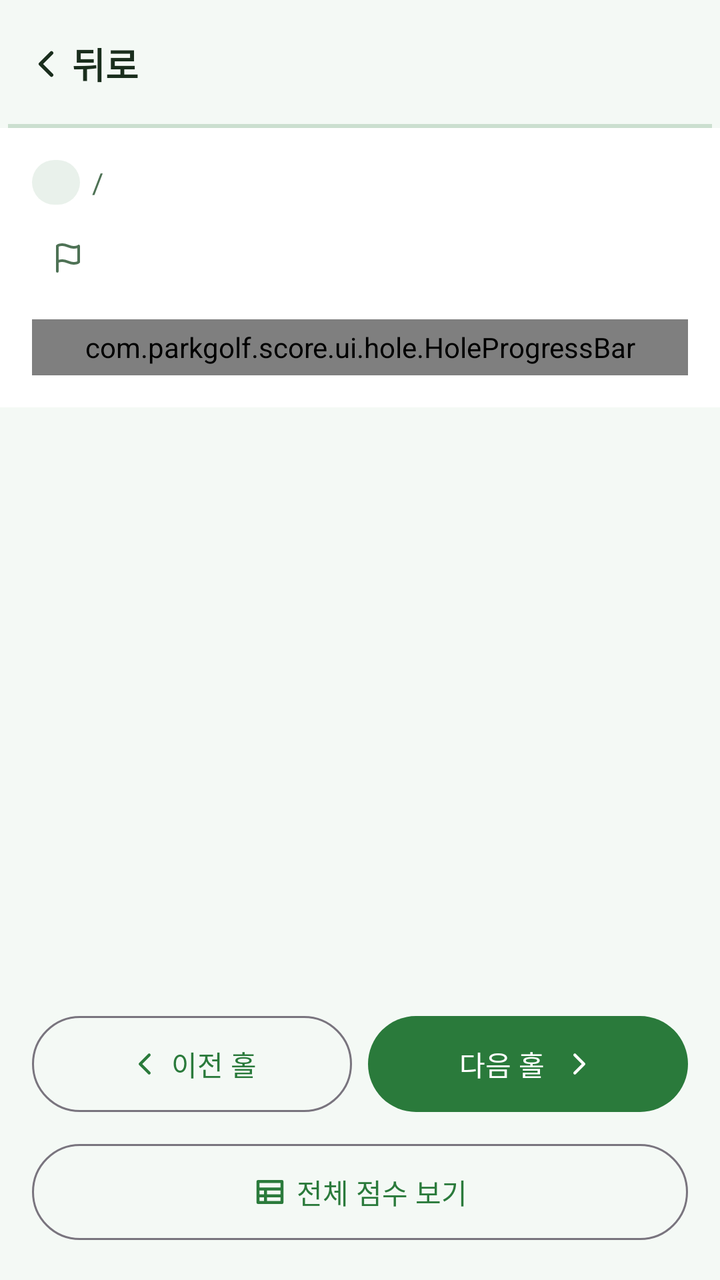
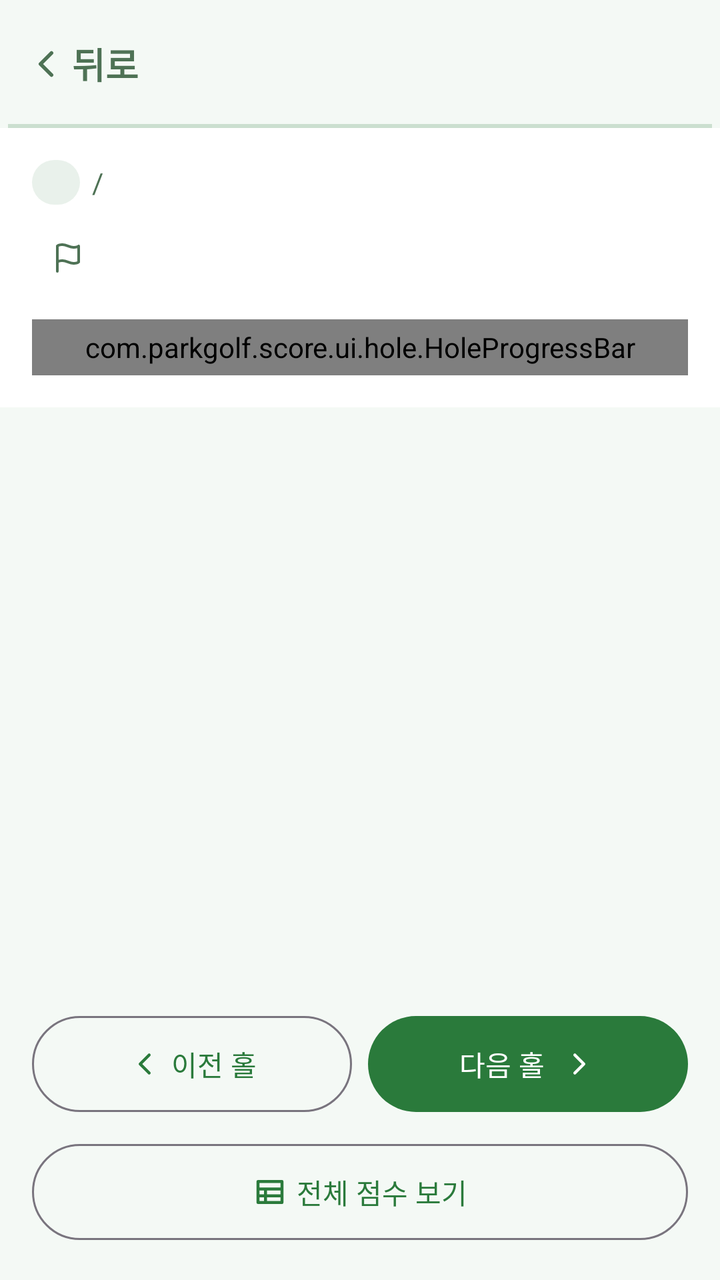

Compare the two renders of this Android layout. The source of the first and the diff that turns it into the second are given below.
<!-- AndroidManifest.xml: application theme Theme.ParkGolf -->
<!-- res/layout/fragment_hole_input.xml -->
<?xml version="1.0" encoding="utf-8"?>
<LinearLayout xmlns:android="http://schemas.android.com/apk/res/android"
    xmlns:app="http://schemas.android.com/apk/res-auto"
    android:layout_width="match_parent" android:layout_height="match_parent"
    android:orientation="vertical" android:background="?attr/parkBackground">

    <include android:id="@+id/topBar" layout="@layout/view_top_bar" />

    <LinearLayout android:layout_width="match_parent" android:layout_height="wrap_content"
        android:orientation="vertical" android:background="@color/card"
        android:padding="@dimen/screen_padding">
        <LinearLayout android:layout_width="wrap_content" android:layout_height="wrap_content"
            android:orientation="horizontal" android:gravity="center_vertical">
            <TextView android:id="@+id/tvVenueChip"
                android:layout_width="wrap_content" android:layout_height="wrap_content"
                android:background="@drawable/bg_pill_primary" android:paddingHorizontal="12dp"
                android:paddingVertical="3dp" android:textColor="?attr/parkPrimary"
                android:textStyle="bold" android:textSize="12sp" />
            <TextView android:layout_width="wrap_content" android:layout_height="wrap_content"
                android:text="/" android:layout_marginHorizontal="6dp"
                android:textColor="?attr/parkMutedForeground" />
            <TextView android:id="@+id/tvCourse"
                android:layout_width="wrap_content" android:layout_height="wrap_content"
                android:textColor="?attr/parkForeground" android:textStyle="bold" android:textSize="12sp" />
        </LinearLayout>

        <LinearLayout android:layout_width="match_parent" android:layout_height="wrap_content"
            android:orientation="horizontal" android:gravity="center_vertical"
            android:layout_marginTop="8dp">
            <TextView android:id="@+id/tvHole"
                android:layout_width="wrap_content" android:layout_height="wrap_content"
                android:textSize="28sp" android:textStyle="bold" android:textColor="?attr/parkForeground" />
            <ImageView android:layout_width="16dp" android:layout_height="16dp"
                android:layout_marginStart="10dp" android:src="@drawable/ic_flag"
                app:tint="?attr/parkMutedForeground" android:importantForAccessibility="no" />
            <TextView android:id="@+id/tvPar"
                android:layout_width="wrap_content" android:layout_height="wrap_content"
                android:layout_marginStart="4dp" android:textColor="?attr/parkMutedForeground"
                android:textStyle="bold" />
            <View android:layout_width="0dp" android:layout_height="1dp" android:layout_weight="1" />
            <TextView android:id="@+id/tvHoleCounter"
                android:layout_width="wrap_content" android:layout_height="wrap_content"
                android:textColor="?attr/parkMutedForeground" android:textStyle="bold" />
        </LinearLayout>

        <com.parkgolf.score.ui.hole.HoleProgressBar
            android:id="@+id/holeProgress"
            android:layout_width="match_parent"
            android:layout_height="28dp"
            android:layout_marginTop="12dp" />
    </LinearLayout>

    <ScrollView android:layout_width="match_parent" android:layout_height="0dp"
        android:layout_weight="1" android:fillViewport="true" android:padding="@dimen/screen_padding">
        <LinearLayout android:id="@+id/playerContainer"
            android:layout_width="match_parent" android:layout_height="wrap_content"
            android:orientation="vertical" />
    </ScrollView>

    <LinearLayout android:layout_width="match_parent" android:layout_height="wrap_content"
        android:orientation="vertical" android:padding="@dimen/screen_padding"
        android:background="?attr/parkBackground">
        <LinearLayout android:layout_width="match_parent" android:layout_height="wrap_content"
            android:orientation="horizontal">
            <Button android:id="@+id/btnPrev" style="?attr/materialButtonOutlinedStyle"
                android:layout_width="0dp" android:layout_height="wrap_content" android:layout_weight="1"
                android:minHeight="@dimen/touch_min" android:text="@string/prev_hole_plain"
                android:maxLines="1" app:icon="@drawable/ic_chevron_left" app:iconGravity="textStart" />
            <Button android:id="@+id/btnNext"
                android:layout_width="0dp" android:layout_height="wrap_content" android:layout_weight="1"
                android:layout_marginStart="8dp" android:minHeight="@dimen/touch_min"
                android:maxLines="1" android:text="@string/next_hole_plain"
                app:icon="@drawable/ic_chevron_right" app:iconGravity="textEnd" />
        </LinearLayout>
        <Button android:id="@+id/btnGrid" style="?attr/materialButtonOutlinedStyle"
            android:layout_width="match_parent" android:layout_height="wrap_content"
            android:minHeight="@dimen/touch_min" android:layout_marginTop="8dp"
            android:text="@string/view_full_scores" app:icon="@drawable/ic_table" app:iconGravity="textStart" />
    </LinearLayout>
</LinearLayout>
<!-- res/layout/view_top_bar.xml (included above) -->
<?xml version="1.0" encoding="utf-8"?>
<androidx.constraintlayout.widget.ConstraintLayout
    xmlns:android="http://schemas.android.com/apk/res/android"
    xmlns:app="http://schemas.android.com/apk/res-auto"
    android:layout_width="match_parent"
    android:layout_height="wrap_content"
    android:background="?attr/parkBackground"
    android:minHeight="64dp"
    android:paddingHorizontal="4dp">

    <LinearLayout
        android:id="@+id/btnBack"
        android:layout_width="wrap_content"
        android:layout_height="@dimen/touch_min"
        android:orientation="horizontal"
        android:gravity="center_vertical"
        android:paddingHorizontal="8dp"
        android:background="?attr/selectableItemBackground"
        android:clickable="true"
        android:focusable="true"
        android:contentDescription="@string/back"
        app:layout_constraintStart_toStartOf="parent"
        app:layout_constraintTop_toTopOf="parent"
        app:layout_constraintBottom_toBottomOf="parent">
        <ImageView
            android:layout_width="22dp" android:layout_height="22dp"
            android:src="@drawable/ic_chevron_left"
            android:importantForAccessibility="no" />
        <TextView
            android:layout_width="wrap_content" android:layout_height="wrap_content"
            android:layout_marginStart="2dp"
            android:text="@string/back"
            android:textColor="?attr/parkForeground"
            android:textSize="@dimen/body_text"
            android:textStyle="bold" />
    </LinearLayout>

    <TextView
        android:id="@+id/tvBarTitle"
        android:layout_width="0dp"
        android:layout_height="wrap_content"
        android:gravity="center"
        android:textSize="@dimen/body_text"
        android:textStyle="bold"
        android:textColor="?attr/parkForeground"
        android:maxLines="1"
        android:ellipsize="end"
        app:layout_constraintStart_toEndOf="@id/btnBack"
        app:layout_constraintEnd_toStartOf="@id/barSpacer"
        app:layout_constraintTop_toTopOf="parent"
        app:layout_constraintBottom_toBottomOf="parent" />

    <Space
        android:id="@+id/barSpacer"
        android:layout_width="72dp"
        android:layout_height="1dp"
        app:layout_constraintEnd_toEndOf="parent"
        app:layout_constraintTop_toTopOf="parent" />

    <View android:layout_width="0dp" android:layout_height="@dimen/border_width"
        android:background="?attr/parkBorder"
        app:layout_constraintStart_toStartOf="parent"
        app:layout_constraintEnd_toEndOf="parent"
        app:layout_constraintBottom_toBottomOf="parent" />
</androidx.constraintlayout.widget.ConstraintLayout>
<!-- resources referenced by this layout -->
<resources>
  <color name="card">#FFFFFF</color>
  <dimen name="body_text">18sp</dimen>
  <dimen name="border_width">2dp</dimen>
  <dimen name="screen_padding">16dp</dimen>
  <dimen name="touch_min">56dp</dimen>
  <!-- drawable bg_pill_primary (drawable) -->
  <?xml version="1.0" encoding="utf-8"?>
  <shape xmlns:android="http://schemas.android.com/apk/res/android" android:shape="rectangle">
      <solid android:color="?attr/parkPrimary10" />
      <corners android:radius="@dimen/radius_pill" />
  </shape>
  <!-- drawable ic_chevron_left (drawable) -->
  <vector xmlns:android="http://schemas.android.com/apk/res/android" android:width="24dp" android:height="24dp" android:viewportWidth="24" android:viewportHeight="24">
      <path android:strokeColor="?attr/parkForeground" android:strokeWidth="2" android:strokeLineCap="round" android:strokeLineJoin="round" android:pathData="M15,18 L9,12 L15,6" />
  </vector>
  <!-- drawable ic_chevron_right (drawable) -->
  <vector xmlns:android="http://schemas.android.com/apk/res/android" android:width="24dp" android:height="24dp" android:viewportWidth="24" android:viewportHeight="24">
      <path android:strokeColor="?attr/parkForeground" android:strokeWidth="2" android:strokeLineCap="round" android:strokeLineJoin="round" android:pathData="M9,18 L15,12 L9,6" />
  </vector>
  <!-- drawable ic_flag (drawable) -->
  <vector xmlns:android="http://schemas.android.com/apk/res/android" android:width="24dp" android:height="24dp" android:viewportWidth="24" android:viewportHeight="24">
      <path android:strokeColor="?attr/parkForeground" android:strokeWidth="2" android:strokeLineCap="round" android:strokeLineJoin="round" android:pathData="M4,15 C4,15 5,14 8,14 C11,14 13,16 16,16 C19,16 20,15 20,15 L20,3 C20,3 19,4 16,4 C13,4 11,2 8,2 C5,2 4,3 4,3 Z M4,22 L4,15" />
  </vector>
  <!-- drawable ic_table (drawable) -->
  <vector xmlns:android="http://schemas.android.com/apk/res/android" android:width="24dp" android:height="24dp" android:viewportWidth="24" android:viewportHeight="24">
      <path android:strokeColor="?attr/parkMutedForeground" android:strokeWidth="2" android:strokeLineCap="round" android:strokeLineJoin="round" android:pathData="M4,5 L20,5 L20,19 L4,19 Z M4,10 L20,10 M4,14.5 L20,14.5 M9,10 L9,19" />
  </vector>
  <string name="back">뒤로</string>
  <string name="next_hole_plain">다음 홀</string>
  <string name="prev_hole_plain">이전 홀</string>
  <string name="view_full_scores">전체 점수 보기</string>
  <style name="Theme.ParkGolf" parent="Theme.ParkGolf.Green" />
  <dimen name="radius_pill">999dp</dimen>
  <style name="Theme.ParkGolf.Green" parent="Theme.ParkGolf.Base">
          <item name="colorPrimary">#2A7A3B</item>
          <item name="android:windowBackground">#F4F9F5</item>
          <item name="parkBackground">#F4F9F5</item>
          <item name="parkForeground">#1A2E1D</item>
          <item name="parkPrimary">#2A7A3B</item>
          <item name="parkPrimary10">#1A2A7A3B</item>
          <item name="parkSecondary">#E6F2E8</item>
          <item name="parkMuted">#EAF3EC</item>
          <item name="parkMutedForeground">#4E7255</item>
          <item name="parkAccent">#D2EBDA</item>
          <item name="parkAccentForeground">#1A3D21</item>
          <item name="parkBorder">#332A7A3B</item>
          <item name="parkInputBg">#EAF3EC</item>
      </style>
  <style name="Theme.ParkGolf.Base" parent="Theme.Material3.DayNight.NoActionBar">
          <item name="colorOnPrimary">@color/on_primary</item>
          <item name="android:textColorPrimary">?attr/parkForeground</item>
      </style>
  <color name="on_primary">#FFFFFF</color>
</resources>

<!-- the commit's change to res/layout/fragment_hole_input.xml (unified diff, before → after) -->
@@ -51,7 +51,9 @@
     </LinearLayout>
 
     <ScrollView android:layout_width="match_parent" android:layout_height="0dp"
-        android:layout_weight="1" android:fillViewport="true" android:padding="@dimen/screen_padding">
+        android:layout_weight="1" android:fillViewport="true" android:padding="@dimen/screen_padding"
+        android:requiresFadingEdge="vertical"
+        android:fadingEdgeLength="@dimen/scroll_fade">
         <LinearLayout android:id="@+id/playerContainer"
             android:layout_width="match_parent" android:layout_height="wrap_content"
             android:orientation="vertical" />
@@ -106,12 +108,13 @@
         <ImageView
             android:layout_width="22dp" android:layout_height="22dp"
             android:src="@drawable/ic_chevron_left"
-            android:importantForAccessibility="no" />
+            android:importantForAccessibility="no"
+            app:tint="?attr/parkMutedForeground" />
         <TextView
             android:layout_width="wrap_content" android:layout_height="wrap_content"
             android:layout_marginStart="2dp"
             android:text="@string/back"
-            android:textColor="?attr/parkForeground"
+            android:textColor="?attr/parkMutedForeground"
             android:textSize="@dimen/body_text"
             android:textStyle="bold" />
     </LinearLayout>
<!-- resource entries referenced after the edit -->
@@ -4,6 +4,7 @@
   <dimen name="body_text">18sp</dimen>
   <dimen name="border_width">2dp</dimen>
   <dimen name="screen_padding">16dp</dimen>
+  <dimen name="scroll_fade">24dp</dimen>
   <dimen name="touch_min">56dp</dimen>
   <!-- drawable bg_pill_primary (drawable) -->
   <?xml version="1.0" encoding="utf-8"?>
